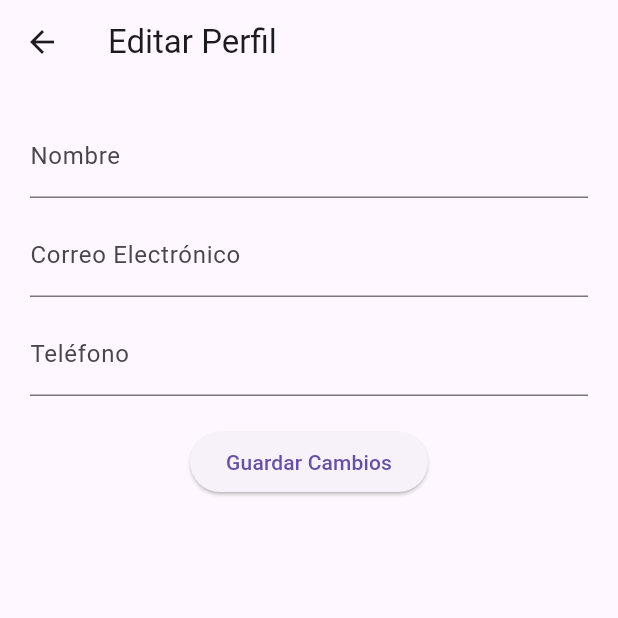
After one commit to Villo29/JasaiVoy-Driver, a Flutter app: the EditProfileScreen screen opened directly, on a phone screen of 412 x 824 dp, the top half of it. The commit adds this screen. Run offline on Flutter 3.47's test engine with Material 3 defaults, Android fonts, the phone set to English and light mode, and no system bars; our stand-ins replace geolocator, google_maps_flutter, location, socket_io_client; accounts and stored records are empty.

Commit message:
Agregar método para actualizar el perfil del usuario y mejorar la gestión de permisos en la aplicación

```diff
--- /dev/null
+++ b/lib/pages/EditProfileScreen.dart
@@ -0,0 +1,108 @@
+import 'dart:convert';
+import 'package:flutter/material.dart';
+import 'package:provider/provider.dart';
+import 'package:http/http.dart' as http;
+import 'package:jasaivoy_driver/models/auth_model.dart';
+
+class EditProfileScreen extends StatefulWidget {
+  const EditProfileScreen({super.key});
+
+  @override
+  State<EditProfileScreen> createState() => _EditProfileScreenState();
+}
+
+class _EditProfileScreenState extends State<EditProfileScreen> {
+  late TextEditingController _nameController;
+  late TextEditingController _emailController;
+  late TextEditingController _phoneController;
+  bool _isLoading = false;
+
+  @override
+  void initState() {
+    super.initState();
+    final authModel = Provider.of<AuthModel>(context, listen: false);
+    final user = authModel.currentUser;
+
+    // Inicializar los controladores con los datos actuales del usuario
+    _nameController = TextEditingController(text: user?.nombre ?? '');
+    _emailController = TextEditingController(text: user?.correo ?? '');
+    _phoneController = TextEditingController(text: user?.telefono ?? '');
+  }
+
+  @override
+  void dispose() {
+    _nameController.dispose();
+    _emailController.dispose();
+    _phoneController.dispose();
+    super.dispose();
+  }
+
+  Future<void> _saveProfile() async {
+    final authModel = Provider.of<AuthModel>(context, listen: false);
+
+    setState(() {
+      _isLoading = true; // Mostrar indicador de carga
+    });
+
+    try {
+      // Llamar al método del AuthModel para actualizar el perfil
+      await authModel.updateUserProfile(
+        nombre: _nameController.text,
+        correo: _emailController.text,
+        telefono: _phoneController.text,
+      );
+
+      ScaffoldMessenger.of(context).showSnackBar(
+        const SnackBar(content: Text('Perfil actualizado correctamente')),
+      );
+
+      Navigator.pop(context); // Volver a la pantalla anterior
+    } catch (error) {
+      ScaffoldMessenger.of(context).showSnackBar(
+        SnackBar(content: Text('Error al actualizar el perfil: $error')),
+      );
+    } finally {
+      setState(() {
+        _isLoading = false; // Ocultar indicador de carga
+      });
+    }
+  }
+
+  @override
+  Widget build(BuildContext context) {
+    return Scaffold(
+      appBar: AppBar(
+        title: const Text('Editar Perfil'),
+      ),
+      body: Padding(
+        padding: const EdgeInsets.all(20.0),
+        child: Column(
+          children: [
+            TextField(
+              controller: _nameController,
+              decoration: const InputDecoration(labelText: 'Nombre'),
+            ),
+            const SizedBox(height: 10),
+            TextField(
+              controller: _emailController,
+              decoration:
+                  const InputDecoration(labelText: 'Correo Electrónico'),
+            ),
+            const SizedBox(height: 10),
+            TextField(
+              controller: _phoneController,
+              decoration: const InputDecoration(labelText: 'Teléfono'),
+            ),
+            const SizedBox(height: 20),
+            _isLoading
+                ? const CircularProgressIndicator() // Mostrar indicador de carga mientras se guarda
+                : ElevatedButton(
+                    onPressed: _saveProfile,
+                    child: const Text('Guardar Cambios'),
+                  ),
+          ],
+        ),
+      ),
+    );
+  }
+}
```
Also changed, not shown: lib/main.dart (+7 -62 lines), lib/models/auth_model.dart (+55 -4 lines), lib/pages/ReciboDeSolicitudViajeChofer.dart (+82 -15 lines), pubspec.yaml (line endings or trailing spaces), 19 other files.
